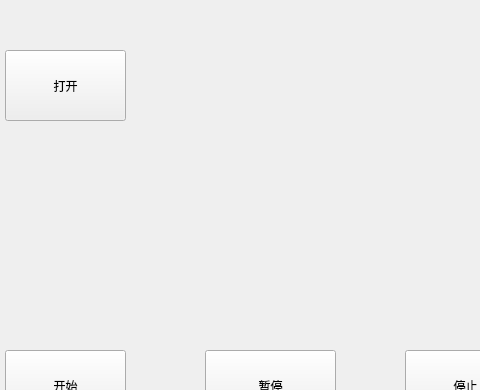
Above: mainwindow.ui from LCIS666/pythonFinalProject before the change; both pictures show x 115 to 595 and y 0 to 390 of the 800 by 600 pixel window. Below: the same form after it.
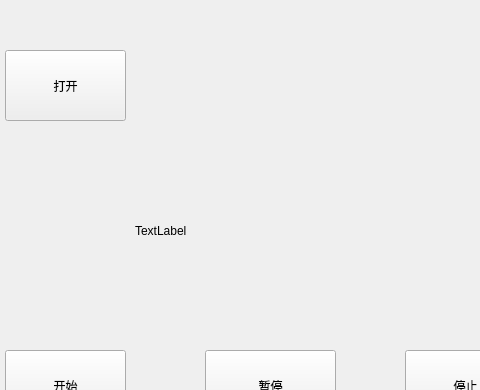
That is the form after the change.

```diff
--- a/mainwindow.ui
+++ b/mainwindow.ui
@@ -98,6 +98,19 @@
      <string>打开</string>
     </property>
    </widget>
+   <widget class="QLabel" name="song_label">
+    <property name="geometry">
+     <rect>
+      <x>250</x>
+      <y>190</y>
+      <width>211</width>
+      <height>81</height>
+     </rect>
+    </property>
+    <property name="text">
+     <string>TextLabel</string>
+    </property>
+   </widget>
   </widget>
   <widget class="QMenuBar" name="menubar">
    <property name="geometry">
```
